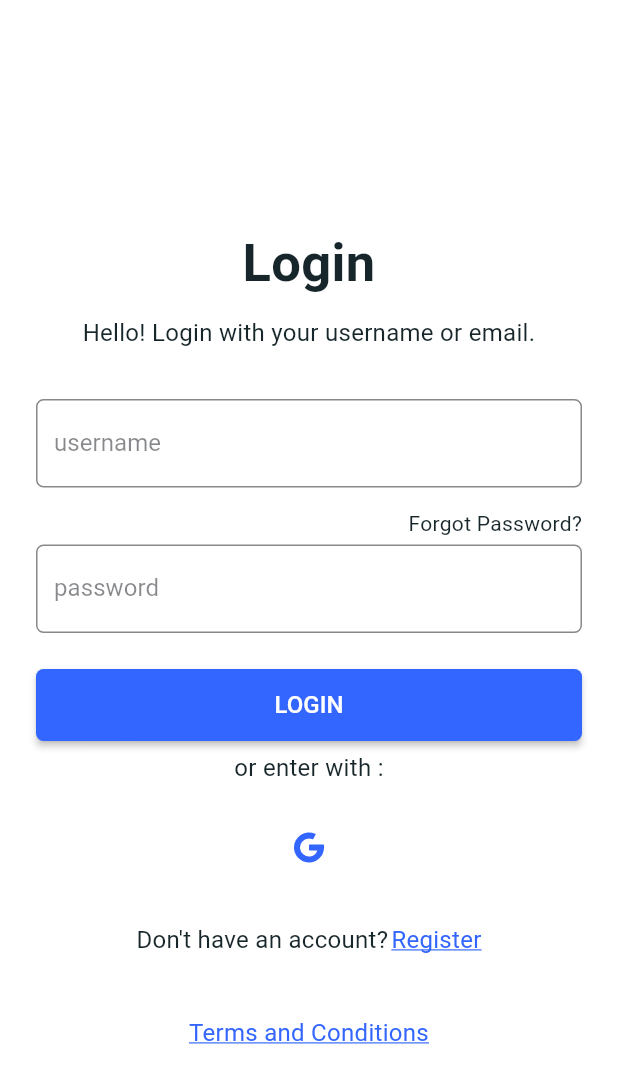
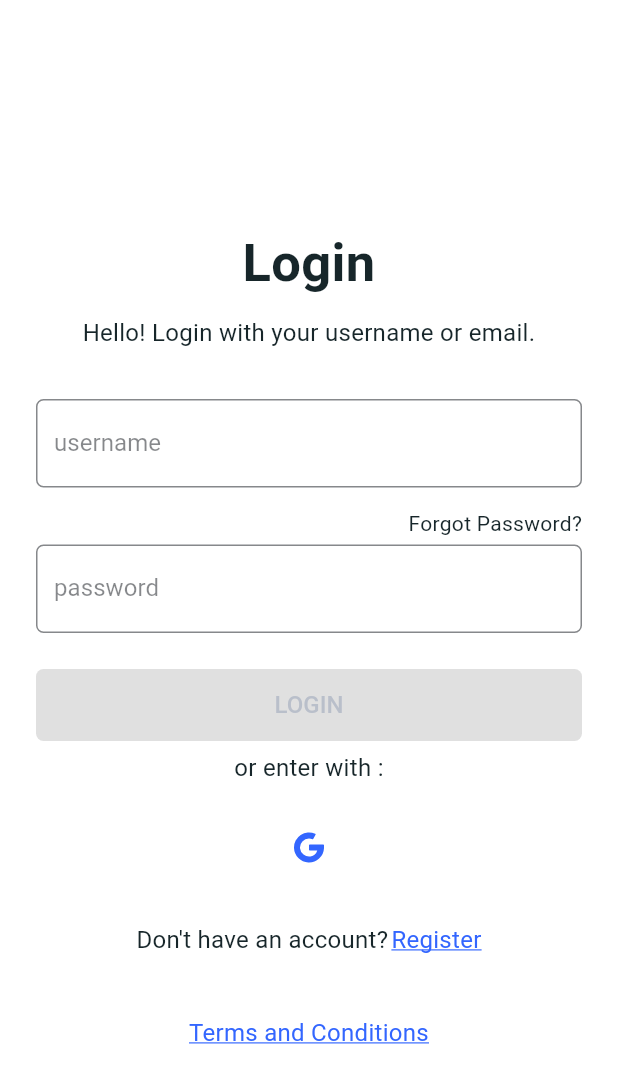
Before and after one commit to FBS-Learning/fbs-flutter, a Flutter app: the screen it shows after launch, on a phone screen of 412 x 824 dp. Shown: the top 1083 px of the screen. Run offline on Flutter 3.47's test engine with Material 2 defaults, Android fonts, the phone set to English and light mode, and no system bars; our stand-ins replace bloc, equatable, flutter_bloc, flutter_svg, formz; Roboto replaces fonts that are missing (OpenSans).

Commit message:
button login

```diff
--- a/fbs_flutter/lib/auth/login/login_form.dart
+++ b/fbs_flutter/lib/auth/login/login_form.dart
@@ -4,6 +4,7 @@ import 'package:fbs_flutter/l10n/generated/l10n.dart';
 import 'package:flutter_svg/flutter_svg.dart';
 import 'package:flutter_bloc/flutter_bloc.dart';
 import 'package:flutter/material.dart';
+import 'package:formz/formz.dart';
 
 class LoginForm extends StatelessWidget {
   const LoginForm({Key? key}) : super(key: key);
@@ -89,11 +90,16 @@ class _PasswordInput extends StatelessWidget {
 class _LoginButton extends StatelessWidget {
   @override
   Widget build(BuildContext context) {
+    return BlocBuilder<LoginBloc, LoginState>(
+      buildWhen: (previous, current) => previous.status != current.status,
+      builder: (context, state) {
         return ElevatedButton(
           key: const Key('loginForm_continue_raisedButton'),
-      onPressed: () {
-        print('LOGIN');
-      },
+          onPressed: state.status.isValidated
+              ? () {
+                  context.read<LoginBloc>().add(const LoginSubmitted());
+                }
+              : null,
           style: ElevatedButton.styleFrom(
             primary: Palette.colorTheme,
             minimumSize: const Size(200.0, 48.0),
@@ -106,14 +112,18 @@ class _LoginButton extends StatelessWidget {
               padding: const EdgeInsets.all(4.0),
               child: Text(
                 FBSLocalizations.of(context).login.toUpperCase(),
-            style: const TextStyle(
+                style: TextStyle(
                   fontSize: 16,
                   fontWeight: FontWeight.w500,
-              color: Colors.white,
+                  color: (state.status.isInvalid || state.status.isPure)
+                      ? Palette.buttonTextDisable
+                      : Colors.white,
                 ),
               ),
             ),
           ),
+        );
+      },
     );
   }
 }
```
Lines whose indentation alone changed are shown as unchanged.
